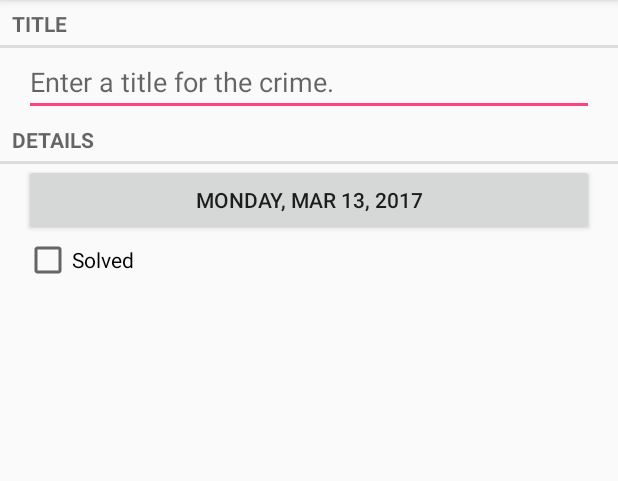
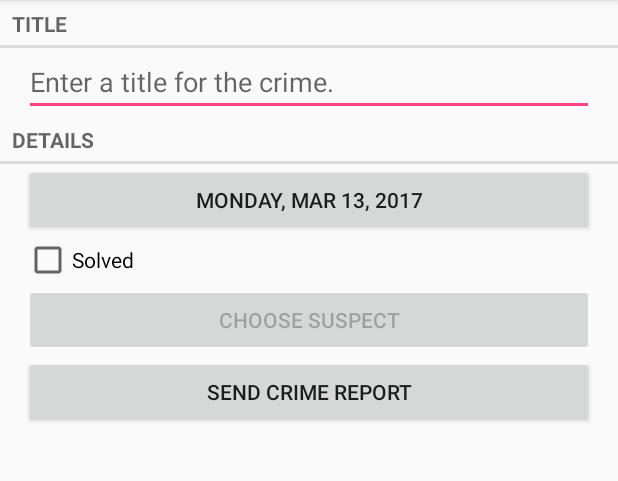
Before and after one commit to kniost/Android-Programming-Big-Nerd-Ranch-Guide-2nd, an Android app: the CrimePagerActivity screen opened directly, with no data from a screen before it, on a phone screen of 412 x 824 dp, the part 84-565 px from its top. Run offline under Robolectric (Android 15) with nearby library versions, the phone set to English and light mode, and no system bars; 1 statement that could not run was skipped.

Commit message:
Complete chapter 15 without finishing challenges. 完成十五章但未完成挑战

```diff
--- a/CriminalIntent/app/src/main/java/com/kniost/criminalintent/Crime.java
+++ b/CriminalIntent/app/src/main/java/com/kniost/criminalintent/Crime.java
@@ -12,6 +12,7 @@ public class Crime {
     private String mTitle;
     private Date mDate;
     private boolean mSolved;
+    private String mSuspect;
 
     public Crime() {
         this(UUID.randomUUID());
@@ -49,4 +50,12 @@ public class Crime {
     public void setSolved(boolean solved) {
         mSolved = solved;
     }
+
+    public String getSuspect() {
+        return mSuspect;
+    }
+
+    public void setSuspect(String suspect) {
+        mSuspect = suspect;
+    }
 }
--- a/CriminalIntent/app/src/main/java/com/kniost/criminalintent/CrimeFragment.java
+++ b/CriminalIntent/app/src/main/java/com/kniost/criminalintent/CrimeFragment.java
@@ -2,12 +2,17 @@ package com.kniost.criminalintent;
 
 import android.app.Activity;
 import android.content.Intent;
+import android.content.pm.PackageManager;
+import android.database.Cursor;
+import android.net.Uri;
 import android.os.Bundle;
+import android.provider.ContactsContract;
 import android.support.annotation.Nullable;
 import android.support.v4.app.Fragment;
 import android.support.v4.app.FragmentManager;
 import android.text.Editable;
 import android.text.TextWatcher;
+import android.text.format.DateFormat;
 import android.view.LayoutInflater;
 import android.view.Menu;
 import android.view.MenuInflater;
@@ -34,11 +39,14 @@ public class CrimeFragment extends Fragment {
     private static final String DIALOG_DATE = "DialogDate";
 
     private static final int REQUEST_DATE = 0;
+    public static final int REQUEST_CONTACT = 1;
 
     private Crime mCrime;
     private EditText mTitleField;
     private Button mDateButton;
     private CheckBox mSolvedCheckBox;
+    private Button mReportButton;
+    private Button mSuspectButton;
 
     public static CrimeFragment newInstance(UUID crimeId) {
         Bundle args = new Bundle();
@@ -127,6 +135,41 @@ public class CrimeFragment extends Fragment {
                 mCrime.setSolved(b);
             }
         });
+
+        mReportButton = (Button) v.findViewById(R.id.crime_report);
+        mReportButton.setOnClickListener(new View.OnClickListener() {
+            @Override
+            public void onClick(View v) {
+                Intent i = new Intent(Intent.ACTION_SEND);
+                i.setType("text/plain");
+                i.putExtra(Intent.EXTRA_TEXT, getCrimeReport());
+                i.putExtra(Intent.EXTRA_SUBJECT,
+                        getString(R.string.crime_report_subject));
+                i = Intent.createChooser(i, getString(R.string.send_report));
+                startActivity(i);
+            }
+        });
+
+        final Intent pickContact = new Intent(Intent.ACTION_PICK,
+                ContactsContract.Contacts.CONTENT_URI);
+        mSuspectButton = (Button) v.findViewById(R.id.crime_suspect);
+        mSuspectButton.setOnClickListener(new View.OnClickListener() {
+            @Override
+            public void onClick(View v) {
+                startActivityForResult(pickContact, REQUEST_CONTACT);
+            }
+        });
+
+        if (mCrime.getSuspect() != null) {
+            mSuspectButton.setText(mCrime.getSuspect());
+        }
+
+        PackageManager packageManager = getActivity().getPackageManager();
+        if (packageManager.resolveActivity(pickContact,
+                PackageManager.MATCH_DEFAULT_ONLY) == null) {
+            mSuspectButton.setEnabled(false);
+        }
+
         return v;
     }
 
@@ -141,6 +184,32 @@ public class CrimeFragment extends Fragment {
                     .getSerializableExtra(DatePickerFragment.EXTRA_DATE);
             mCrime.setDate(date);
             updateDate();
+        } else if (requestCode == REQUEST_CONTACT && data != null) {
+            Uri contactUri = data.getData();
+            // Specify which fields you want your query to return
+            // values for.
+            String [] queryFields = new String[] {
+                    ContactsContract.Contacts.DISPLAY_NAME
+            };
+            // Perform your query - the contactUri is like a "where"
+            // clause here
+            Cursor c = getActivity().getContentResolver()
+                    .query(contactUri, queryFields, null, null, null);
+            try {
+                // Double-check that you actually got results
+                if (c.getCount() == 0) {
+                    return;
+                }
+
+                // Pull out the first column of the first row of data -
+                // that is your suspect's name.
+                c.moveToFirst();
+                String suspect = c.getString(0);
+                mCrime.setSuspect(suspect);
+                mSuspectButton.setText(suspect);
+            } finally {
+                c.close();
+            }
         }
     }
 
@@ -148,4 +217,28 @@ public class CrimeFragment extends Fragment {
         SimpleDateFormat sdf = new SimpleDateFormat("EEEE, MMM d, y", Locale.US);
         mDateButton.setText(sdf.format(mCrime.getDate()));
     }
+
+    private String getCrimeReport() {
+        String solvedString = null;
+        if (mCrime.isSolved()) {
+            solvedString = getString(R.string.crime_report_solved);
+        } else {
+            solvedString = getString(R.string.crime_report_unsolved);
+        }
+
+        String dateFormat = "EEE, MMM dd";
+        String dateString = DateFormat.format(dateFormat, mCrime.getDate()).toString();
+
+        String suspect = mCrime.getSuspect();
+        if (suspect == null) {
+            suspect = getString(R.string.crime_report_no_suspect);
+        } else {
+            suspect = getString(R.string.crime_report_suspect, suspect);
+        }
+
+        String report = getString(R.string.crime_report,
+                mCrime.getTitle(), dateString, solvedString, suspect);
+
+        return report;
+    }
 }
--- a/CriminalIntent/app/src/main/java/com/kniost/criminalintent/CrimeLab.java
+++ b/CriminalIntent/app/src/main/java/com/kniost/criminalintent/CrimeLab.java
@@ -100,6 +100,7 @@ public class CrimeLab {
         values.put(Cols.TITLE, crime.getTitle());
         values.put(Cols.DATE, crime.getDate().getTime());
         values.put(Cols.SOLVED, crime.isSolved() ? 1 : 0);
+        values.put(Cols.SUSPECT, crime.getSuspect());
 
         return values;
     }
--- a/CriminalIntent/app/src/main/java/com/kniost/criminalintent/database/CrimeBaseHelper.java
+++ b/CriminalIntent/app/src/main/java/com/kniost/criminalintent/database/CrimeBaseHelper.java
@@ -25,7 +25,8 @@ public class CrimeBaseHelper extends SQLiteOpenHelper {
                 CrimeTable.Cols.UUID + ", " +
                 CrimeTable.Cols.TITLE + ", " +
                 CrimeTable.Cols.DATE + ", " +
-                CrimeTable.Cols.SOLVED +
+                CrimeTable.Cols.SOLVED + ", " +
+                CrimeTable.Cols.SUSPECT +
                 ")"
         );
     }
--- a/CriminalIntent/app/src/main/java/com/kniost/criminalintent/database/CrimeCursorWrapper.java
+++ b/CriminalIntent/app/src/main/java/com/kniost/criminalintent/database/CrimeCursorWrapper.java
@@ -23,11 +23,13 @@ public class CrimeCursorWrapper extends CursorWrapper {
         String title = getString(getColumnIndex(Cols.TITLE));
         long date = getLong(getColumnIndex(Cols.DATE));
         int isSolved = getInt(getColumnIndex(Cols.SOLVED));
+        String suspect = getString(getColumnIndex(Cols.SUSPECT));
 
         Crime crime = new Crime(UUID.fromString(uuidString));
         crime.setTitle(title);
         crime.setDate(new Date(date));
         crime.setSolved(isSolved != 0);
+        crime.setSuspect(suspect);
 
         return crime;
     }
--- a/CriminalIntent/app/src/main/java/com/kniost/criminalintent/database/CrimeDbSchema.java
+++ b/CriminalIntent/app/src/main/java/com/kniost/criminalintent/database/CrimeDbSchema.java
@@ -13,6 +13,7 @@ public class CrimeDbSchema {
             public static final String TITLE = "title";
             public static final String DATE = "date";
             public static final String SOLVED = "solved";
+            public static final String SUSPECT = "suspect";
         }
     }
 }
--- a/CriminalIntent/app/src/main/res/layout-land/fragment_crime.xml
+++ b/CriminalIntent/app/src/main/res/layout-land/fragment_crime.xml
@@ -45,4 +45,23 @@
             android:layout_weight="1"
             android:text="@string/crime_solved_label"/>
     </LinearLayout>
+    <LinearLayout
+        android:layout_width="match_parent"
+        android:layout_height="wrap_content"
+        android:layout_marginLeft="16dp"
+        android:layout_marginRight="16dp"
+        android:orientation="horizontal">
+        <Button
+            android:id="@+id/crime_suspect"
+            android:layout_width="wrap_content"
+            android:layout_height="wrap_content"
+            android:layout_weight="1"
+            android:text="@string/crime_suspect_text"/>
+        <Button
+            android:id="@+id/crime_report"
+            android:layout_width="wrap_content"
+            android:layout_height="wrap_content"
+            android:layout_weight="1"
+            android:text="@string/crime_report_text"/>
+    </LinearLayout>
 </LinearLayout>
--- a/CriminalIntent/app/src/main/res/layout/fragment_crime.xml
+++ b/CriminalIntent/app/src/main/res/layout/fragment_crime.xml
@@ -33,4 +33,18 @@
         android:layout_marginLeft="16dp"
         android:layout_marginRight="16dp"
         android:text="@string/crime_solved_label"/>
+    <Button
+        android:id="@+id/crime_suspect"
+        android:layout_width="match_parent"
+        android:layout_height="wrap_content"
+        android:layout_marginLeft="16dp"
+        android:layout_marginRight="16dp"
+        android:text="@string/crime_suspect_text"/>
+    <Button
+        android:id="@+id/crime_report"
+        android:layout_width="match_parent"
+        android:layout_height="wrap_content"
+        android:layout_marginLeft="16dp"
+        android:layout_marginRight="16dp"
+        android:text="@string/crime_report_text"/>
 </LinearLayout>
--- a/CriminalIntent/app/src/main/res/values/strings.xml
+++ b/CriminalIntent/app/src/main/res/values/strings.xml
@@ -15,4 +15,15 @@
         <item quantity="one">%1$s crime</item>
         <item quantity="other">%1$s crimes</item>
     </plurals>
+    <string name="crime_suspect_text">CHOOSE SUSPECT</string>
+    <string name="crime_report_text">SEND CRIME REPORT</string>
+    <string name="crime_report">
+        %1$s! The crime was discovered on %2$s. %3$s, and %4$s
+    </string>
+    <string name="crime_report_solved">The case is solved</string>
+    <string name="crime_report_unsolved">The case is not solved</string>
+    <string name="crime_report_no_suspect">there is no suspect</string>
+    <string name="crime_report_suspect">the suspect is %s</string>
+    <string name="crime_report_subject">CriminalIntent Crime Report</string>
+    <string name="send_report">Send crime report via</string>
 </resources>
```
